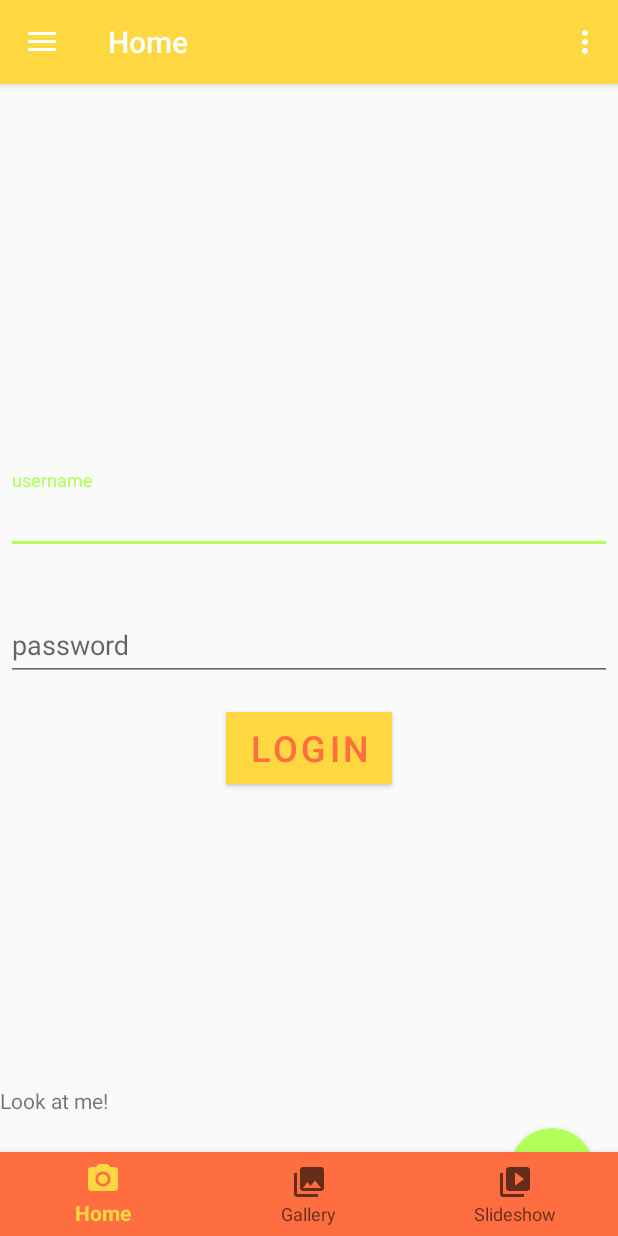
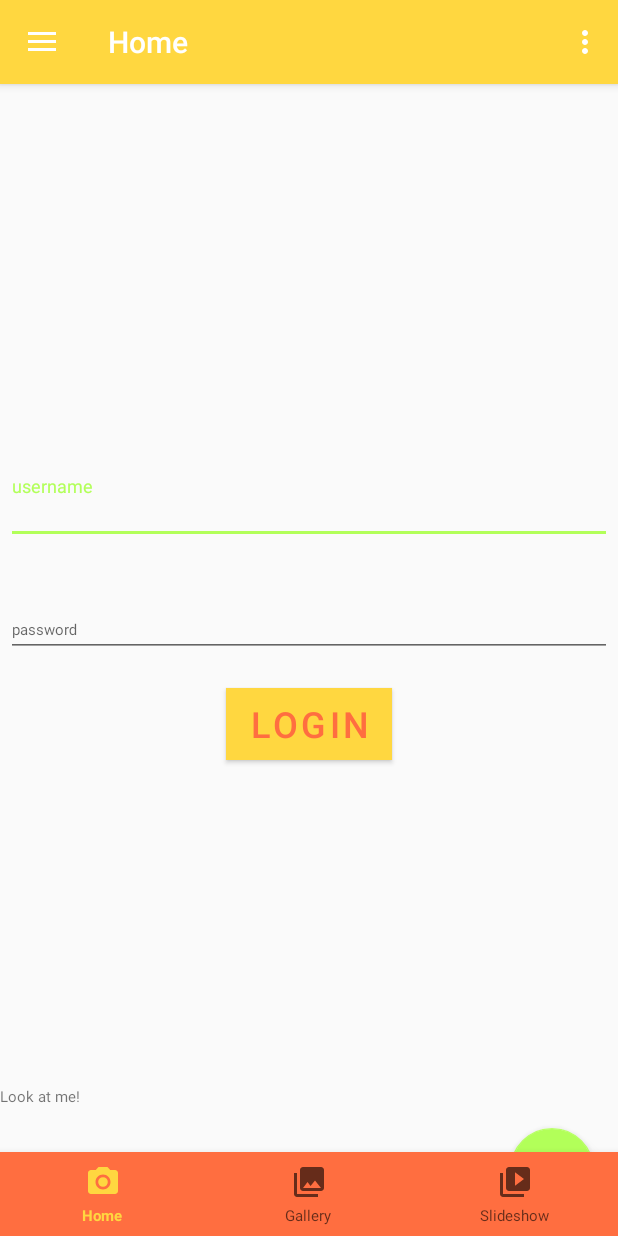
Before and after one commit to PavelEgorov/MyNote2, an Android app: the screen it shows after launch (MainActivity), on a phone screen of 412 x 824 dp. Run offline under Robolectric (Android 15) with nearby library versions, the phone set to English and light mode, and no system bars; our stand-ins replace navigation-ui; 4 statements that could not run were skipped.

Commit message:
Урок 8.

```diff
--- a/app/src/main/res/menu/toolbar_menu.xml
+++ b/app/src/main/res/menu/toolbar_menu.xml
@@ -1,6 +1,34 @@
 <?xml version="1.0" encoding="utf-8"?>
 <menu xmlns:android="http://schemas.android.com/apk/res/android"
     xmlns:app="http://schemas.android.com/apk/res-auto">
+
+
+    <item
+        android:id="@+id/tb_item_light"
+        android:icon="@color/colorBackgroundLight"
+        android:title="light"
+        app:showAsAction="ifRoom" />
+    <item
+        android:id="@+id/tb_item_dark"
+        android:icon="@color/colorBackgroundDark"
+        app:showAsAction="ifRoom"
+        android:title="dark" />
+    <item
+        android:id="@+id/tb_item_green"
+        android:icon="@color/colorBackgroundGreen"
+        app:showAsAction="ifRoom"
+        android:title="green" />
+    <item
+        android:id="@+id/tb_item_yellow"
+        android:icon="@color/colorBackgroundYellow"
+        app:showAsAction="ifRoom"
+        android:title="yellow" />
+    <item
+        android:id="@+id/tb_item_red"
+        android:icon="@color/colorBackgroundRed"
+        app:showAsAction="ifRoom"
+        android:title="red" />
+
 
     <item
         android:id="@+id/tb_item_back"
--- a/app/src/main/res/values/colors.xml
+++ b/app/src/main/res/values/colors.xml
@@ -3,4 +3,16 @@
     <color name="colorPrimary">#FFD740</color>
     <color name="colorPrimaryDark">#FF6E40</color>
     <color name="colorAccent">#B2FF59</color>
+
+    <color name="colorTextLight">#000000</color>
+    <color name="colorTextDark">#DDCD02</color>
+    <color name="colorTextGreen">#415175</color>
+    <color name="colorTextYellow">#02DDC0</color>
+    <color name="colorTextRed">#0B8C1B</color>
+
+    <color name="colorBackgroundLight">#F7FBF0</color>
+    <color name="colorBackgroundDark">#4A4500</color>
+    <color name="colorBackgroundGreen">#B0FB6F</color>
+    <color name="colorBackgroundYellow">#F6E794</color>
+    <color name="colorBackgroundRed">#F85D5D</color>
 </resources>
--- a/app/src/main/res/values/styles.xml
+++ b/app/src/main/res/values/styles.xml
@@ -1,11 +1,30 @@
 <resources>
-
-    <!-- Base application theme. -->
     <style name="AppTheme" parent="Theme.AppCompat.Light.DarkActionBar">
-        <!-- Customize your theme here. -->
         <item name="colorPrimary">@color/colorPrimary</item>
         <item name="colorPrimaryDark">@color/colorPrimaryDark</item>
         <item name="colorAccent">@color/colorAccent</item>
+        <item name="android:textSize">10sp</item>
+    </style>
+
+    <style name="AppTheme.Light" parent="AppTheme">
+        <item name="colorPrimary">@color/colorBackgroundLight</item>
+        <item name="android:textColor">@color/colorTextLight</item>
+    </style>
+    <style name="AppTheme.Dark" parent="AppTheme">
+        <item name="colorPrimary">@color/colorBackgroundDark</item>
+        <item name="android:textColor">@color/colorTextDark</item>
+    </style>
+    <style name="AppTheme.Green" parent="AppTheme">
+        <item name="colorPrimary">@color/colorBackgroundGreen</item>
+        <item name="android:textColor">@color/colorTextGreen</item>
+    </style>
+    <style name="AppTheme.Yellow" parent="AppTheme">
+        <item name="colorPrimary">@color/colorBackgroundYellow</item>
+        <item name="android:textColor">@color/colorTextYellow</item>
+    </style>
+    <style name="AppTheme.Red" parent="AppTheme">
+        <item name="colorPrimary">@color/colorBackgroundRed</item>
+        <item name="android:textColor">@color/colorTextRed</item>
     </style>
 
     <style name="AppTheme.NoActionBar">
```
Also changed, not shown: app/src/main/java/com/example/mynote2/MainActivity.kt (+57 -10 lines).
